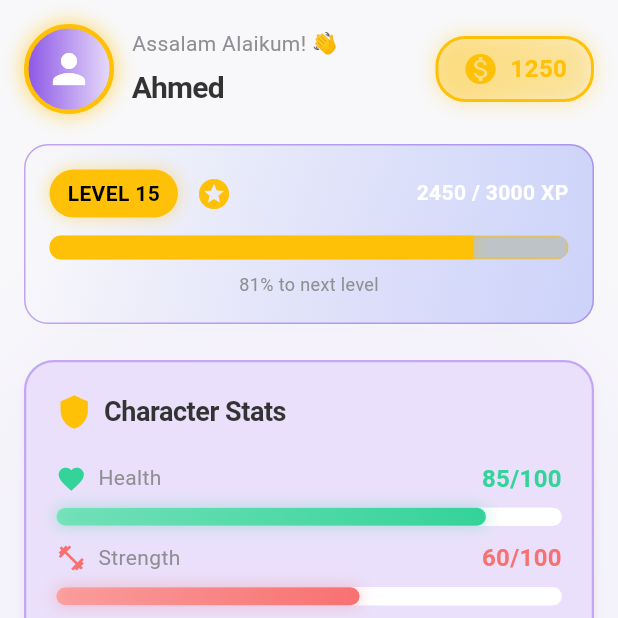
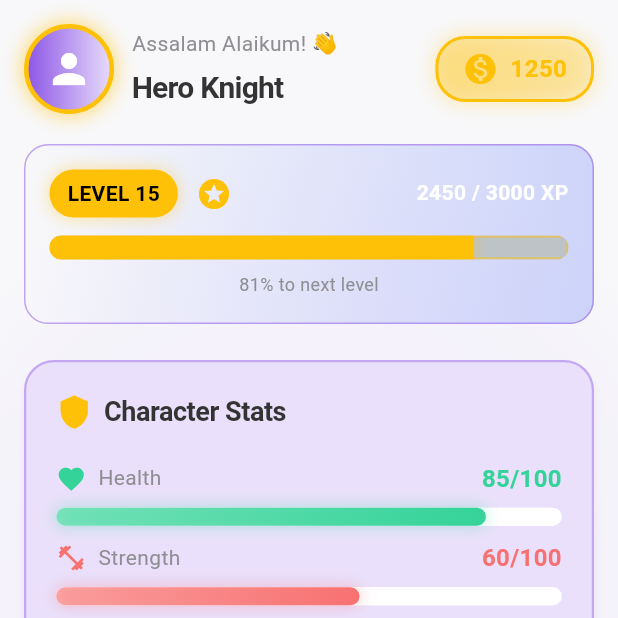
Before and after one commit to Mehreen-siddique/Real_Life_RPG_Overlay, a Flutter app: the screen it shows after launch, on a phone screen of 412 x 824 dp, the top half of it. Run offline on Flutter 3.47's test engine with Material 3 defaults, Android fonts, the phone set to English and light mode, and no system bars; accounts and stored records are empty.

Commit message:
Remove the extra theme colors that are not using.

```diff
--- a/lib/Models/users.dart
+++ b/lib/Models/users.dart
@@ -33,7 +33,7 @@ class UserModel {
   factory UserModel.dummy() {
     return UserModel(
       id: '1',
-      name: 'Ahmed',
+      name: 'Hero Knight',
       level: 15,
       currentXP: 2450,
       xpForNextLevel: 3000,
--- a/lib/utils/constants.dart
+++ b/lib/utils/constants.dart
@@ -72,7 +72,7 @@ class AppColors {
   static const Color accentBlue = Color(0xFF6C82F8); // Blue
   static const Color accentGreen = Color(0xFF34D399); // Green
   static const Color highlightGold = Color(0xFFFFC107); // Gold/Yellow
-  static const Color accentOrange = Color(0xFFFB923C); // Orange
+ // static const Color accentOrange = Color(0xFFFB923C); // Orange
 
   // ============================================
   // SECONDARY ACCENT SHADES
@@ -92,9 +92,9 @@ class AppColors {
   static const Color textMuted = Color(0xFFB0B0B0); // Muted gray
 
   // Text colors for light backgrounds
-  static const Color textOnPurpleBg = Color(0xFF8A52E5);
+ // static const Color textOnPurpleBg = Color(0xFF8A52E5);
   static const Color textOnYellowBg = Color(0xFFD97706);
-  static const Color textOnGreenBg = Color(0xFF16A34A);
+ // static const Color textOnGreenBg = Color(0xFF16A34A);
 
   // ============================================
   // LEADERBOARD COLORS
@@ -109,9 +109,9 @@ class AppColors {
   static const Color questPurple = Color(0xFF8A52E5);
   static const Color questMagenta = Color(0xFFC459E1);
   static const Color questBlue = Color(0xFF6C82F8);
-  static const Color questGreen = Color(0xFF34D399);
-   static const Color questOrange = Color(0xFFFF6B6B);
-  static const Color questCyan = Color(0xFF4ECDC4);
+  // static const Color questGreen = Color(0xFF34D399);
+  //  static const Color questOrange = Color(0xFFFF6B6B);
+  // static const Color questCyan = Color(0xFF4ECDC4);
 
   // ============================================
   // BUTTON COLORS
@@ -155,11 +155,7 @@ class AppColors {
     Color(0xFFEAE6F9),
   ];
 
-  // Feed button gradient (Green)
-  static const List<Color> gradientFeed = [
-    Color(0xFF10B981),
-    Color(0xFF6EE7B7),
-  ];
+
 
   // Play button gradient (Purple)
   static const List<Color> gradientPlay = [
@@ -167,26 +163,9 @@ class AppColors {
     Color(0xFFA78BFA),
   ];
 
-  // Train button gradient (Red)
-  static const List<Color> gradientTrain = [
-    Color(0xFFEF4444),
-    Color(0xFFF87171),
-  ];
-
-  // Card gradients for different quest types
-  static const List<Color> gradientHealth = [
-    Color(0xFF34D399),
-    Color(0xFF6EE7B7),
-  ];
-
   static const List<Color> gradientStudy = [
     Color(0xFF6C82F8),
     Color(0xFF93A8FD),
-  ];
-
-  static const List<Color> gradientExercise = [
-    Color(0xFFEF4444),
-    Color(0xFFFB7185),
   ];
 
   static const List<Color> gradientSocial = [
@@ -202,11 +181,11 @@ class AppColors {
   static Color getQuestColor(String type) {
     switch (type.toLowerCase()) {
       case 'health':
-        return questGreen;
+        return questPurple;
       case 'study':
         return questBlue;
       case 'exercise':
-        return questOrange;
+        return questPurple;
       case 'social':
         return questMagenta;
       case 'sleep':
@@ -220,11 +199,11 @@ class AppColors {
   static List<Color> getQuestGradient(String type) {
     switch (type.toLowerCase()) {
       case 'health':
-        return gradientHealth;
+        return gradientSocial;
       case 'study':
         return gradientStudy;
       case 'exercise':
-        return gradientExercise;
+        return gradientPlay;
       case 'social':
         return gradientSocial;
       default:
@@ -450,7 +429,7 @@ class AppGradients {
   static LinearGradient feed = const LinearGradient(
     begin: Alignment.topLeft,
     end: Alignment.bottomRight,
-    colors: AppColors.gradientFeed,
+    colors: AppColors.gradientSocial,
   );
 
   static LinearGradient play = const LinearGradient(
@@ -462,7 +441,7 @@ class AppGradients {
   static LinearGradient train = const LinearGradient(
     begin: Alignment.topLeft,
     end: Alignment.bottomRight,
-    colors: AppColors.gradientTrain,
+    colors: AppColors.gradientPlay,
   );
 
   static RadialGradient arBackground = const RadialGradient(
```
